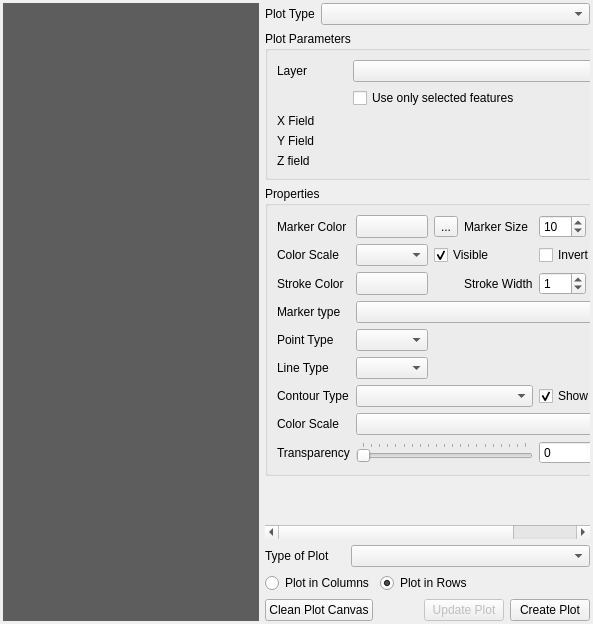
Old version of the form DataPlotly/ui/dataplotly_dockwidget_base.ui in the repository ghtmtt/DataPlotly.
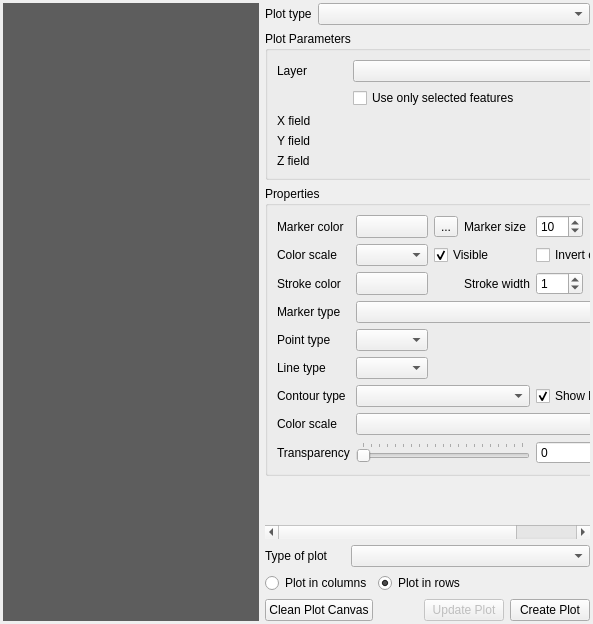
New version of the form. Custom widgets are drawn as their Qt base class.

Commit message: Fix capitalization, HIG violations

```diff
--- a/DataPlotly/ui/dataplotly_dockwidget_base.ui
+++ b/DataPlotly/ui/dataplotly_dockwidget_base.ui
@@ -166,7 +166,7 @@
                 </sizepolicy>
                </property>
                <property name="text">
-                <string>Plot Type</string>
+                <string>Plot type</string>
                </property>
               </widget>
              </item>
@@ -248,7 +248,7 @@
                        </size>
                       </property>
                       <property name="text">
-                       <string>X Field</string>
+                       <string>X field</string>
                       </property>
                      </widget>
                     </item>
@@ -272,7 +272,7 @@
                     <item row="3" column="0">
                      <widget class="QLabel" name="y_label">
                       <property name="text">
-                       <string>Y Field</string>
+                       <string>Y field</string>
                       </property>
                      </widget>
                     </item>
@@ -349,14 +349,14 @@
                     <item row="7" column="0">
                      <widget class="QLabel" name="color_scale_label">
                       <property name="text">
-                       <string>Color Scale</string>
+                       <string>Color scale</string>
                       </property>
                      </widget>
                     </item>
                     <item row="6" column="4">
                      <widget class="QCheckBox" name="show_lines_check">
                       <property name="text">
-                       <string>Show Lines</string>
+                       <string>Show lines</string>
                       </property>
                       <property name="checked">
                        <bool>true</bool>
@@ -414,7 +414,7 @@
                     <item row="4" column="0">
                      <widget class="QLabel" name="point_lab">
                       <property name="text">
-                       <string>Point Type</string>
+                       <string>Point type</string>
                       </property>
                      </widget>
                     </item>
@@ -431,14 +431,14 @@
                     <item row="2" column="0">
                      <widget class="QLabel" name="out_color_lab">
                       <property name="text">
-                       <string>Stroke Color</string>
+                       <string>Stroke color</string>
                       </property>
                      </widget>
                     </item>
                     <item row="0" column="3">
                      <widget class="QLabel" name="marker_size_lab">
                       <property name="text">
-                       <string>Marker Size</string>
+                       <string>Marker size</string>
                       </property>
                      </widget>
                     </item>
@@ -461,7 +461,7 @@
                     <item row="6" column="0">
                      <widget class="QLabel" name="contour_type_label">
                       <property name="text">
-                       <string>Contour Type</string>
+                       <string>Contour type</string>
                       </property>
                      </widget>
                     </item>
@@ -484,21 +484,21 @@
                     <item row="5" column="0">
                      <widget class="QLabel" name="line_lab">
                       <property name="text">
-                       <string>Line Type</string>
+                       <string>Line type</string>
                       </property>
                      </widget>
                     </item>
                     <item row="0" column="0">
                      <widget class="QLabel" name="in_color_lab">
                       <property name="text">
-                       <string>Marker Color</string>
+                       <string>Marker color</string>
                       </property>
                      </widget>
                     </item>
                     <item row="2" column="3">
                      <widget class="QLabel" name="marker_width_lab">
                       <property name="text">
-                       <string>Stroke Width</string>
+                       <string>Stroke width</string>
                       </property>
                      </widget>
                     </item>
@@ -522,7 +522,7 @@
                     <item row="1" column="0">
                      <widget class="QLabel" name="color_scale_data_defined_in_label">
                       <property name="text">
-                       <string>Color Scale</string>
+                       <string>Color scale</string>
                       </property>
                      </widget>
                     </item>
@@ -539,7 +539,7 @@
                     <item row="1" column="4">
                      <widget class="QCheckBox" name="color_scale_data_defined_in_invert_check">
                       <property name="text">
-                       <string>Invert Color</string>
+                       <string>Invert color</string>
                       </property>
                      </widget>
                     </item>
@@ -893,7 +893,7 @@
            <item row="0" column="0">
             <widget class="QLabel" name="subcombo_label">
              <property name="text">
-              <string>Type of Plot</string>
+              <string>Type of plot</string>
              </property>
             </widget>
            </item>
@@ -905,14 +905,14 @@
              <item>
               <widget class="QRadioButton" name="radio_columns">
                <property name="text">
-                <string>Plot in Columns</string>
+                <string>Plot in columns</string>
                </property>
               </widget>
              </item>
              <item>
               <widget class="QRadioButton" name="radio_rows">
                <property name="text">
-                <string>Plot in Rows</string>
+                <string>Plot in rows</string>
                </property>
                <property name="checked">
                 <bool>true</bool>
```
Left out of the diff: 2 changed lines with no effect on the pictures. The commit also changes 1 other file.
